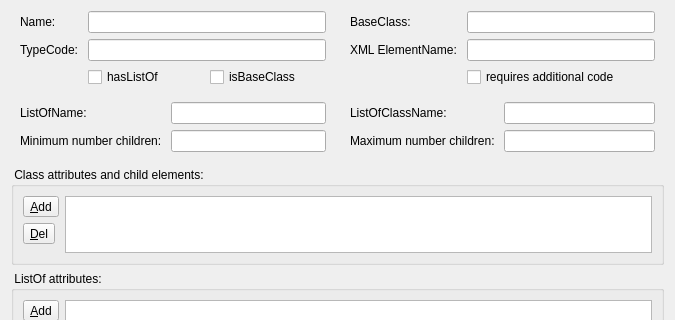
sbmlteam/QtDeviser, file ui/formdeviserclass.ui: the form before one commit; both pictures show x 0 to 675 and y 0 to 320 of the 675 by 582 pixel window.
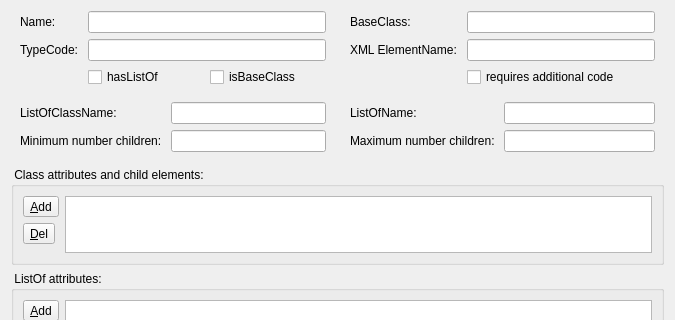
The form after the commit. Icons and pictures are not drawn.

The edit to the form file:
```diff
--- a/ui/formdeviserclass.ui
+++ b/ui/formdeviserclass.ui
@@ -189,14 +189,18 @@
           <number>0</number>
          </property>
          <item row="0" column="0">
-          <widget class="QLabel" name="label_5">
+          <widget class="QLabel" name="label_7">
            <property name="text">
-            <string>ListOfName: </string>
+            <string>ListOfClassName: </string>
            </property>
           </widget>
          </item>
          <item row="0" column="1">
-          <widget class="QLineEdit" name="txtListOfName"/>
+          <widget class="QLineEdit" name="txtListOfClassName">
+           <property name="toolTip">
+            <string>&lt;html&gt;&lt;head/&gt;&lt;body&gt;&lt;p&gt;&lt;span&gt;An optional name for the ListOf class to be used by the code generation where this does use the default &lt;/span&gt;&lt;span style=&quot; font-style:italic;&quot;&gt;ListOfBars&lt;/span&gt;&lt;span&gt;, where Bar is the &lt;/span&gt;&lt;span style=&quot; font-weight:600;&quot;&gt;Name&lt;/span&gt;&lt;span&gt; of the class.&lt;/span&gt;&lt;/p&gt;&lt;/body&gt;&lt;/html&gt;</string>
+           </property>
+          </widget>
          </item>
          <item row="1" column="0">
           <widget class="QLabel" name="label_6">
@@ -218,14 +222,18 @@
           <number>0</number>
          </property>
          <item row="0" column="0">
-          <widget class="QLabel" name="label_7">
+          <widget class="QLabel" name="label_5">
            <property name="text">
-            <string>ListOfClassName: </string>
+            <string>ListOfName: </string>
            </property>
           </widget>
          </item>
          <item row="0" column="1">
-          <widget class="QLineEdit" name="txtListOfClassName"/>
+          <widget class="QLineEdit" name="txtListOfName">
+           <property name="toolTip">
+            <string>&lt;html&gt;&lt;head/&gt;&lt;body&gt;&lt;p&gt;&lt;span&gt;An optional name for the listOf class to be used in the XML output where the XML output does not use the default &lt;/span&gt;&lt;span style=&quot; font-style:italic;&quot;&gt;listOfBars&lt;/span&gt;&lt;span&gt;, where Bar is the &lt;/span&gt;&lt;span style=&quot; font-weight:600;&quot;&gt;Name&lt;/span&gt;&lt;span&gt; of the class (see ListOfClassName).&lt;/span&gt;&lt;/p&gt;&lt;/body&gt;&lt;/html&gt;</string>
+           </property>
+          </widget>
          </item>
          <item row="1" column="0">
           <widget class="QLabel" name="label_8">
```
Left out of the diff: 86 changed lines with no effect on the pictures.
